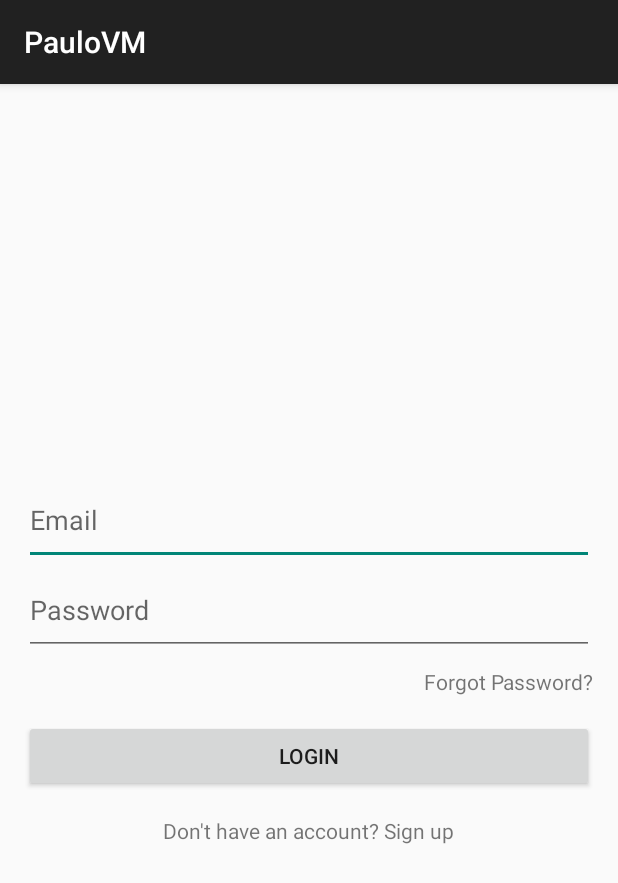
After one commit to xdlivecat/PauloVMApp, an Android app: the SigninActivity screen opened directly, with no data from a screen before it, on a phone screen of 412 x 824 dp. The commit adds this screen. Shown: the top 883 px of the screen. Run offline under Robolectric (Android 15) with nearby library versions, the phone set to English and light mode, and no system bars.

Commit message:
Work on new UI continued

```diff
--- a/app/build.gradle
+++ b/app/build.gradle
@@ -8,8 +8,8 @@ android {
         applicationId "com.xdliverblx.paulovm"
         minSdkVersion 26
         targetSdkVersion 34
-        versionCode 28
-        versionName "1.41"
+        versionCode 29
+        versionName "1.5"
         multiDexEnabled true
     }
     lintOptions {
--- /dev/null
+++ b/app/src/main/java/com/xdliverblx/paulovm/SigninActivity.java
@@ -0,0 +1,64 @@
+package com.xdliverblx.paulovm;
+
+import android.os.Bundle;
+import android.view.View;
+import android.widget.Button;
+import android.widget.EditText;
+import android.widget.TextView;
+import android.widget.Toast;
+import androidx.appcompat.app.AppCompatActivity;
+
+public class SigninActivity extends AppCompatActivity {
+
+
+    private EditText editTextEmail, editTextPassword;
+    private Button buttonLogin;
+    private TextView textViewForgotPassword, textViewSignUp;
+
+    @Override
+    protected void onCreate(Bundle savedInstanceState) {
+        super.onCreate(savedInstanceState);
+        setContentView(R.layout.activity_signin);
+        // Initialize UI elements
+        editTextEmail = findViewById(R.id.editTextEmail);
+        editTextPassword = findViewById(R.id.editTextPassword);
+        buttonLogin = findViewById(R.id.buttonLogin);
+        textViewForgotPassword = findViewById(R.id.textViewForgotPassword);
+        textViewSignUp = findViewById(R.id.textViewSignUp);
+        // Set a click listener for the login button
+        buttonLogin.setOnClickListener(new View.OnClickListener() {
+            @Override
+            public void onClick(View view) {
+                // Retrieve entered email and password
+                String email = editTextEmail.getText().toString();
+                String password = editTextPassword.getText().toString();
+                // Implement authentication logic here
+                if (email.equals("test@example.com") && password.equals("123456")) {
+                    // Successful login
+                    Toast.makeText(SigninActivity.this, "Login successful", Toast.LENGTH_SHORT).show();
+
+                } else {
+                    // Failed login
+                    Toast.makeText(SigninActivity.this, "Invalid email or password", Toast.LENGTH_SHORT).show();
+                }
+            }
+        });
+
+        // Set a click listener for the forgot password TextView
+        textViewForgotPassword.setOnClickListener(new View.OnClickListener() {
+            @Override
+            public void onClick(View view) {
+                // Implement forgot password logic here
+                Toast.makeText(SigninActivity.this, "Forgot password feature not implemented", Toast.LENGTH_SHORT).show();
+            }
+        });
+        // Set a click listener for the sign up TextView
+        textViewSignUp.setOnClickListener(new View.OnClickListener() {
+            @Override
+            public void onClick(View view) {
+                // Implement sign up logic here
+                Toast.makeText(SigninActivity.this, "Sign up feature not implemented", Toast.LENGTH_SHORT).show();
+            }
+        });
+    }
+}
--- /dev/null
+++ b/app/src/main/res/layout/activity_signin.xml
@@ -0,0 +1,51 @@
+<?xml version="1.0" encoding="utf-8"?>
+<LinearLayout xmlns:android="http://schemas.android.com/apk/res/android"
+    android:layout_width="match_parent"
+    android:layout_height="match_parent"
+    android:gravity="center_vertical"
+    android:orientation="vertical"
+    android:padding="16dp">
+
+    <!-- Email EditText -->
+    <EditText
+        android:id="@+id/editTextEmail"
+        android:layout_width="match_parent"
+        android:layout_height="60dp"
+        android:hint="Email"
+        android:inputType="textEmailAddress" />
+
+    <!-- Password EditText -->
+    <EditText
+        android:id="@+id/editTextPassword"
+        android:layout_width="match_parent"
+        android:layout_height="60dp"
+        android:hint="Password"
+        android:inputType="textPassword" />
+
+    <!-- Forgot Password TextView -->
+    <TextView
+        android:id="@+id/textViewForgotPassword"
+        android:layout_width="wrap_content"
+        android:layout_height="wrap_content"
+        android:layout_gravity="end"
+        android:layout_marginTop="8dp"
+        android:text="Forgot Password?" />
+
+    <!-- Login Button -->
+    <Button
+        android:id="@+id/buttonLogin"
+        android:layout_width="match_parent"
+        android:layout_height="wrap_content"
+        android:layout_marginTop="16dp"
+        android:text="Login" />
+
+    <!-- Sign up TextView -->
+    <TextView
+        android:id="@+id/textViewSignUp"
+        android:layout_width="wrap_content"
+        android:layout_height="wrap_content"
+        android:layout_gravity="center_horizontal"
+        android:layout_marginTop="16dp"
+        android:text="Don't have an account? Sign up" />
+
+</LinearLayout>
--- a/app/src/main/res/values/strings.xml
+++ b/app/src/main/res/values/strings.xml
@@ -6,6 +6,7 @@
     <string name="more_menu" translatable="false">More</string>
     <string name="privacy_settings" translatable="false">Privacy Settings</string>
     <string name="Settings" translatable="false">Settings</string>
+    <string name="Menu" translatable="false">Menu</string>
 
     <!-- This is an ad unit ID for a test ad. Replace with your own banner ad unit id. -->
     <string name="banner_ad_unit_id">ca-app-pub-1451772312405789/2616836736</string>
```
Also changed, not shown: app/src/main/AndroidManifest.xml (+16 -0 lines), app/src/main/java/com/xdliverblx/paulovm/MyActivity.java (+7 -26 lines), app/src/main/java/com/xdliverblx/paulovm/SplashScreenActivity.java (added, +54 -0 lines), app/src/main/res/layout/activity_my.xml (added, +51 -0 lines), app/src/main/res/layout/activity_splash_screen.xml (added, +35 -0 lines), app/src/main/res/menu/popup_menu.xml (added, +12 -0 lines), app/src/main/res/mipmap-hdpi/ic_launcher_background.webp (added), app/src/main/res/mipmap-mdpi/ic_launcher_background.webp (added), app/src/main/res/mipmap-xhdpi/ic_launcher_background.webp (added), app/src/main/res/mipmap-xxhdpi/ic_launcher_background.webp (added), app/src/main/res/mipmap-xxxhdpi/ic_launcher_background.webp (added).
